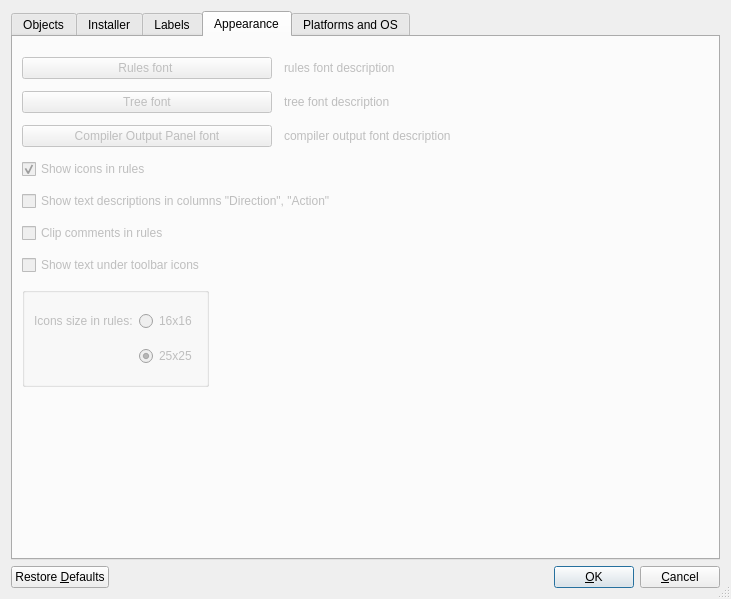
Above: src/firewallfabrik/gui/ui/prefsdialog_q.ui from Linuxfabrik/firewallfabrik before the change. Below: the same form after it.
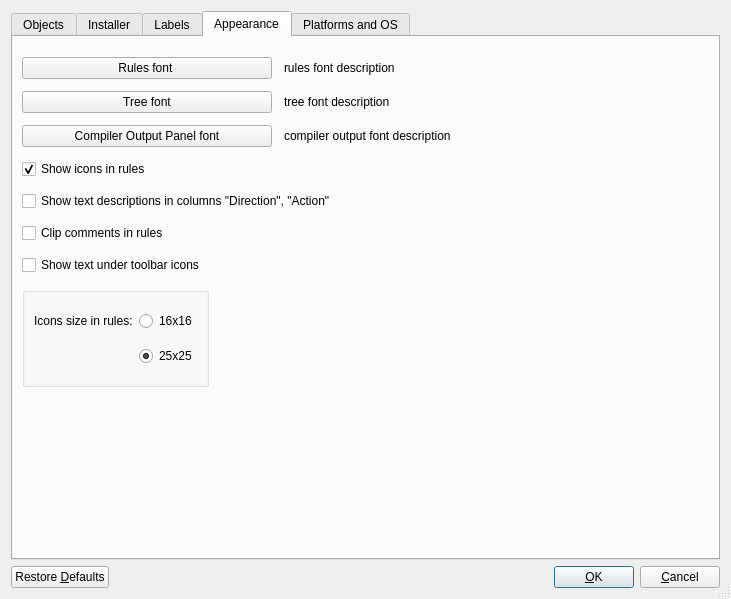
That is the form after the change. The open tabs and pages were chosen to show the change. Icons and pictures are not drawn.

Commit message:
feat(gui): implement Appearance preferences, label defaults, autoconfigure on load
- Appearance tab fully functional: font selection (rules, tree,
  compiler output), show/hide direction+action text, clip comments,
  toolbar text. All settings applied at runtime.
- Direction/Action text toggle now works correctly via ELEMENTS_ROLE
  in the policy model delegate rendering.
- Default labels renamed: "Purple" → "Cluster" (Solarized violet),
  "Gray" → "Maintenance" (Solarized base01).
- Interface autoconfigure runs on load (matching fwbuilder), not only
  on save.

What changed in the file:
```diff
--- a/src/firewallfabrik/gui/ui/prefsdialog_q.ui
+++ b/src/firewallfabrik/gui/ui/prefsdialog_q.ui
@@ -1041,7 +1041,7 @@
      </widget>
      <widget class="QWidget" name="tabAppearance">
       <property name="enabled">
-       <bool>false</bool>
+       <bool>true</bool>
       </property>
       <attribute name="title">
        <string>Appearance</string>
```
Left out of the diff: 47 changed lines with no effect on the pictures. Lines whose indentation alone changed are shown as unchanged. The commit also changes 6 other files.
